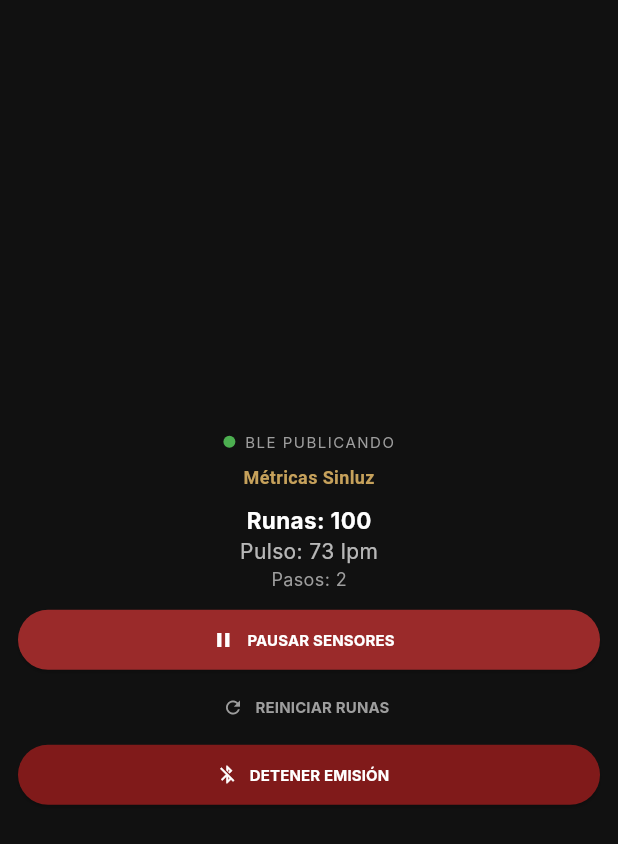
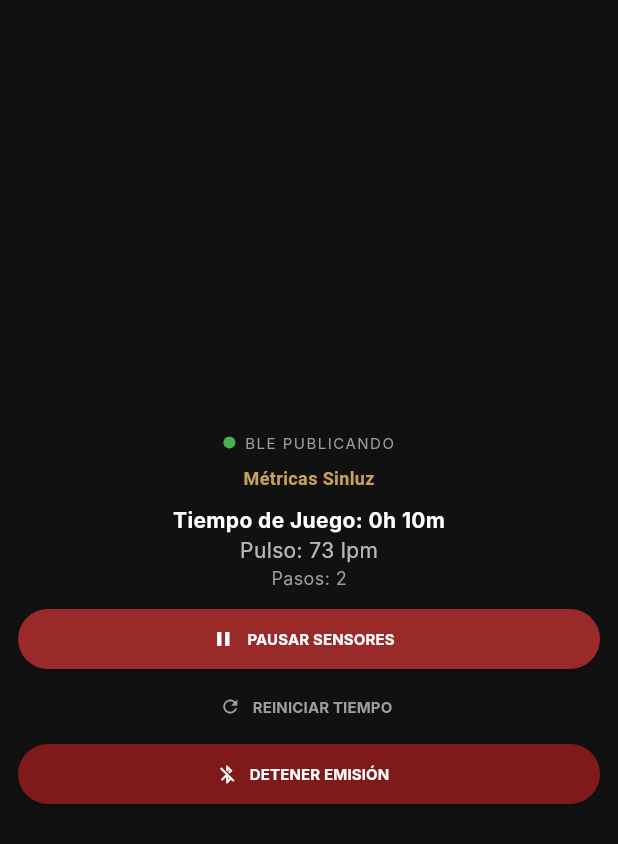
Before and after one commit to Santi-Mtz/Wiki_Elden_Ring, a Flutter app: the WearableDashboard screen opened directly, after a tap on "INICIAR SENSORES", on a phone screen of 412 x 824 dp. Shown: the top 844 px of the screen. Run offline on Flutter 3.47's test engine with Material 3 defaults, Android fonts, the phone set to English and light mode, and no system bars; our stand-ins replace flutter_blue_plus, permission_handler, shared_preferences; missing offline and left inert: ble_peripheral; accounts and stored records are empty; Roboto replaces fonts that are missing (Cinzel, Inter).

Commit message:
feat(telemetria): reemplazar runas por contador de tiempo de juego con alerta de descanso y vibracion

```diff
--- a/wearable_app/lib/main.dart
+++ b/wearable_app/lib/main.dart
@@ -3,6 +3,7 @@ import 'dart:typed_data';
 import 'package:flutter/material.dart';
 import 'package:ble_peripheral/ble_peripheral.dart';
 import 'package:permission_handler/permission_handler.dart';
+import 'package:flutter/services.dart';
 
 // UUIDs constantes compartidas para BLE
 const String serviceUuid = "19b10000-e8f2-537e-4f6c-d104768a1214";
@@ -47,7 +48,7 @@ class _WearableDashboardState extends State<WearableDashboard> {
   bool _isGenerating = false;
   bool _isAdvertising = false;
 
-  int _runes = 0;
+  int _playTimeMinutes = 0;
   int _heartRate = 70;
   int _steps = 0;
 
@@ -138,13 +139,19 @@ class _WearableDashboardState extends State<WearableDashboard> {
       await BlePeripheral.stopAdvertising();
       setState(() {
         _isAdvertising = false;
-        _runes = 0;
+        _playTimeMinutes = 0;
         _heartRate = 70;
         _steps = 0;
       });
     } catch (e) {
       debugPrint('Error al detener publicidad BLE: $e');
     }
+  }
+
+  String _formatPlayTime(int minutes) {
+    final int hours = minutes ~/ 60;
+    final int mins = minutes % 60;
+    return '${hours}h ${mins}m';
   }
 
   void _toggleGenerator() {
@@ -157,12 +164,28 @@ class _WearableDashboardState extends State<WearableDashboard> {
         setState(() {
           _steps += (1 + (timer.tick % 2));
           _heartRate = 72 + (timer.tick % 50);
-          _runes += 100;
+          _playTimeMinutes += 10; // 10 minutos simulados por segundo real
         });
 
-        _notifyData(runesCharUuid, _runes);
+        _notifyData(runesCharUuid, _playTimeMinutes);
         _notifyData(hrCharUuid, _heartRate);
         _notifyData(stepsCharUuid, _steps);
+
+        // Alerta de descanso: 120 minutos (2 horas) o superior
+        if (_playTimeMinutes >= 120 && _playTimeMinutes % 30 == 0) {
+          HapticFeedback.vibrate();
+          Future.delayed(const Duration(milliseconds: 300), () => HapticFeedback.vibrate());
+
+          if (context.mounted) {
+            ScaffoldMessenger.of(context).showSnackBar(
+              const SnackBar(
+                content: Text('¡ALERTA DE DESCANSO! Has superado las 2h de juego.'),
+                backgroundColor: Colors.red,
+                duration: Duration(seconds: 2),
+              ),
+            );
+          }
+        }
       });
     } else {
       _sensorTimer?.cancel();
@@ -170,9 +193,9 @@ class _WearableDashboardState extends State<WearableDashboard> {
     }
   }
 
-  void _resetRunes() {
+  void _resetPlayTime() {
     setState(() {
-      _runes = 0;
+      _playTimeMinutes = 0;
     });
     _notifyData(runesCharUuid, 0);
   }
@@ -232,10 +255,9 @@ class _WearableDashboardState extends State<WearableDashboard> {
                   ),
                 ),
                 const SizedBox(height: 10),
-
                 Text(
-                  'Runas: $_runes',
-                  style: const TextStyle(fontSize: 15, fontWeight: FontWeight.bold),
+                  'Tiempo de Juego: ${_formatPlayTime(_playTimeMinutes)}',
+                  style: const TextStyle(fontSize: 14, fontWeight: FontWeight.bold),
                 ),
                 Text(
                   'Pulso: $_heartRate lpm',
@@ -276,10 +298,10 @@ class _WearableDashboardState extends State<WearableDashboard> {
                     width: double.infinity,
                     height: 38,
                     child: TextButton.icon(
-                      onPressed: _resetRunes,
+                      onPressed: _resetPlayTime,
                       icon: const Icon(Icons.refresh, size: 14, color: Colors.grey),
                       label: const Text(
-                        'REINICIAR RUNAS',
+                        'REINICIAR TIEMPO',
                         style: TextStyle(color: Colors.grey, fontSize: 10, fontWeight: FontWeight.bold),
                       ),
                     ),
```
Also changed, not shown: telefono_app/lib/main.dart (+65 -17 lines).
